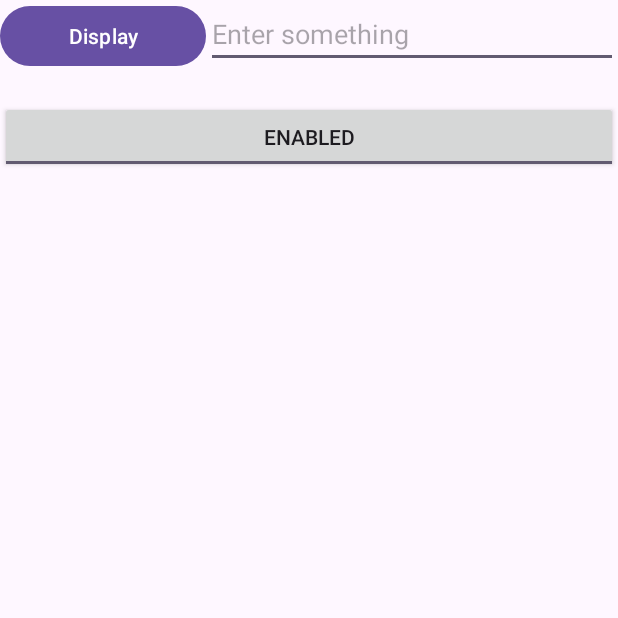
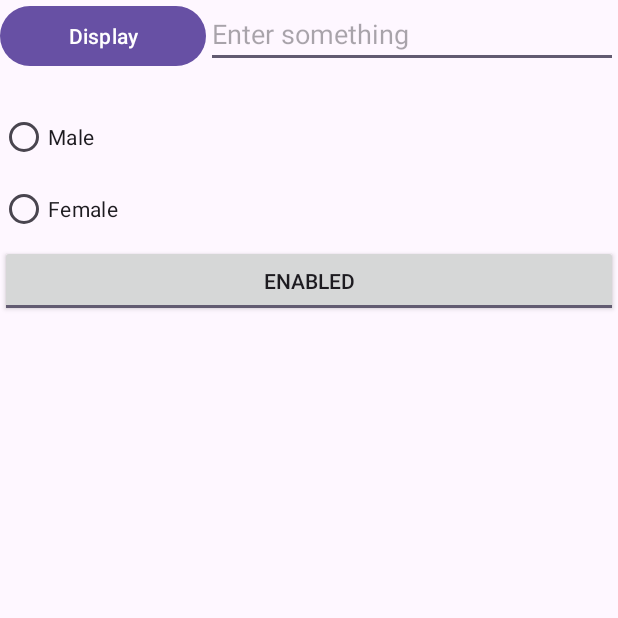
Before and after one commit to Leia-Ang/Week03, an Android app: the screen it shows after launch (MainActivity), after a tap on "Display", on a phone screen of 412 x 824 dp, the top half of it. Run offline under Robolectric (Android 15) with nearby library versions, the phone set to English and light mode, and no system bars.

Commit message:
Completed up to section E

```diff
--- a/app/src/main/java/sg/edu/rp/c346/id22011199/week03/MainActivity.java
+++ b/app/src/main/java/sg/edu/rp/c346/id22011199/week03/MainActivity.java
@@ -6,6 +6,7 @@ import android.os.Bundle;
 import android.view.View;
 import android.widget.Button;
 import android.widget.EditText;
+import android.widget.RadioGroup;
 import android.widget.TextView;
 import android.widget.ToggleButton;
 
@@ -18,6 +19,8 @@ public class MainActivity extends AppCompatActivity {
 
     ToggleButton tbtn;
 
+    RadioGroup rgGender;
+
     @Override
     protected void onCreate(Bundle savedInstanceState) {
         super.onCreate(savedInstanceState);
@@ -27,6 +30,7 @@ public class MainActivity extends AppCompatActivity {
         buttonDisplay = findViewById(R.id.buttonDisplay);
         etInput = findViewById(R.id.EditTextInput);
         tbtn = findViewById(R.id.toggleButtonEnabled);
+        rgGender = findViewById(R.id.radioGroupGender);
 
 
         buttonDisplay.setOnClickListener(new View.OnClickListener() {
@@ -34,10 +38,29 @@ public class MainActivity extends AppCompatActivity {
             public void onClick(View v) {
                 // Code for the action
                 String stringResponse = etInput.getText().toString();
-                tvDisplay.setText(stringResponse);
+
+                int checkedRadioId = rgGender.getCheckedRadioButtonId();
+                if(checkedRadioId == R.id.radioButtonGenderMale){
+                    // Write the code when male selected
+                    String maleResponse="He says" + stringResponse;
+                    tvDisplay.setText(stringResponse);
+
+
+
+                } else{
+                    // Write the code when female selected
+                    String femaleResponse="She says" + stringResponse;
+                    tvDisplay.setText(stringResponse);
+
+                }
+
+
+
 
             }
         });
+
+
 
 
         tbtn.setOnClickListener(new View.OnClickListener() {
--- a/app/src/main/res/layout/activity_main.xml
+++ b/app/src/main/res/layout/activity_main.xml
@@ -33,6 +33,24 @@
         android:layout_height="wrap_content"
         android:text="@string/text_view_hint" />
 
+    <RadioGroup
+        android:id="@+id/radioGroupGender"
+        android:layout_width="match_parent"
+        android:layout_height="wrap_content">
+
+        <RadioButton
+            android:id="@+id/radioButtonGenderMale"
+            android:layout_width="match_parent"
+            android:layout_height="wrap_content"
+            android:text="@string/male" />
+
+        <RadioButton
+            android:id="@+id/radioButtonGenderFemale"
+            android:layout_width="match_parent"
+            android:layout_height="wrap_content"
+            android:text="@string/female" />
+    </RadioGroup>
+
     <ToggleButton
         android:id="@+id/toggleButtonEnabled"
         android:layout_width="match_parent"
--- a/app/src/main/res/values/strings.xml
+++ b/app/src/main/res/values/strings.xml
@@ -6,4 +6,6 @@
     <string name="Disabled">ToggleButton</string>
     <string name="disabled">Disabled</string>
     <string name="enabled">Enabled</string>
+    <string name="male">Male</string>
+    <string name="female">Female</string>
 </resources>
```
